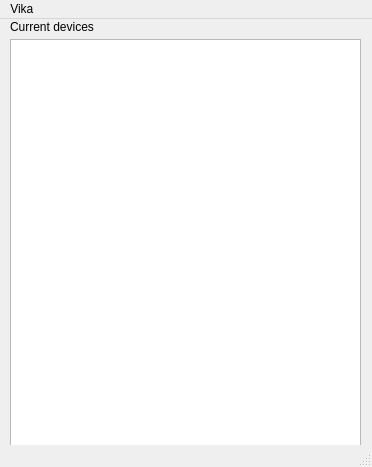
First picture: the form in mainwindow.ui, repository Eaglenait/QtVika, before the edit.
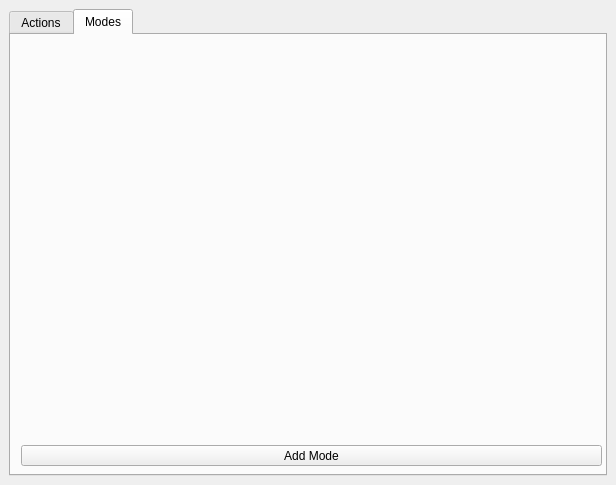
Second picture: the form after the edit.

Commit message: fix ui ajout des tabs actionlist lié à l'ui

Patch:
```diff
--- a/mainwindow.ui
+++ b/mainwindow.ui
@@ -6,55 +6,89 @@
    <rect>
     <x>0</x>
     <y>0</y>
-    <width>372</width>
-    <height>467</height>
+    <width>616</width>
+    <height>485</height>
    </rect>
   </property>
+  <property name="minimumSize">
+   <size>
+    <width>322</width>
+    <height>311</height>
+   </size>
+  </property>
   <property name="windowTitle">
    <string>MainWindow</string>
   </property>
   <widget class="QWidget" name="centralwidget">
-   <widget class="QListWidget" name="lst_devices">
-    <property name="geometry">
-     <rect>
-      <x>10</x>
-      <y>20</y>
-      <width>351</width>
-      <height>411</height>
-     </rect>
-    </property>
-   </widget>
-   <widget class="QLabel" name="lbl_currentDevice">
-    <property name="geometry">
-     <rect>
-      <x>10</x>
-      <y>0</y>
-      <width>101</width>
-      <height>16</height>
-     </rect>
-    </property>
-    <property name="text">
-     <string>Current devices</string>
-    </property>
-   </widget>
-  </widget>
-  <widget class="QMenuBar" name="menubar">
-   <property name="geometry">
-    <rect>
-     <x>0</x>
-     <y>0</y>
-     <width>372</width>
-     <height>20</height>
-    </rect>
+   <property name="minimumSize">
+    <size>
+     <width>322</width>
+     <height>307</height>
+    </size>
    </property>
-   <widget class="QMenu" name="menuVika">
-    <property name="title">
-     <string>Vika </string>
-    </property>
-   </widget>
-   <addaction name="menuVika"/>
+   <layout class="QVBoxLayout" name="verticalLayout">
+    <item>
+     <widget class="QTabWidget" name="tabWidget">
+      <property name="minimumSize">
+       <size>
+        <width>301</width>
+        <height>291</height>
+       </size>
+      </property>
+      <property name="tabPosition">
+       <enum>QTabWidget::North</enum>
+      </property>
+      <property name="tabShape">
+       <enum>QTabWidget::Rounded</enum>
+      </property>
+      <property name="currentIndex">
+       <number>1</number>
+      </property>
+      <widget class="QWidget" name="actionTab">
+       <property name="minimumSize">
+        <size>
+         <width>300</width>
+         <height>266</height>
+        </size>
+       </property>
+       <attribute name="title">
+        <string>Actions</string>
+       </attribute>
+      </widget>
+      <widget class="QWidget" name="modeTab">
+       <property name="minimumSize">
+        <size>
+         <width>300</width>
+         <height>266</height>
+        </size>
+       </property>
+       <attribute name="title">
+        <string>Modes</string>
+       </attribute>
+       <widget class="QPushButton" name="AddModeButton">
+        <property name="geometry">
+         <rect>
+          <x>10</x>
+          <y>410</y>
+          <width>581</width>
+          <height>21</height>
+         </rect>
+        </property>
+        <property name="minimumSize">
+         <size>
+          <width>80</width>
+          <height>0</height>
+         </size>
+        </property>
+        <property name="text">
+         <string>Add Mode</string>
+        </property>
+       </widget>
+      </widget>
+     </widget>
+    </item>
+   </layout>
   </widget>
-  <widget class="QStatusBar" name="statusbar"/>
  </widget>
  <resources/>
  <connections/>
```
Left out of the diff: 3 changed lines with no effect on the pictures. The commit also changes 6 other files.
